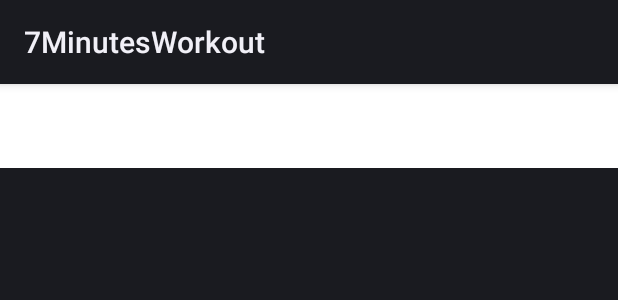
After one commit to kadun1/7MinutesWorkout, an Android app: the layout activity_history.xml on its own in the app's theme, with its tools: preview values and no code run, on a phone screen of 412 x 824 dp. The commit adds this screen. Shown: the top 300 px of the screen. Run offline under Robolectric (Android 15) with nearby library versions, the phone set to English and light mode, and no system bars.

Commit message:
7minuteworkout history activity

```diff
--- a/app/src/main/AndroidManifest.xml
+++ b/app/src/main/AndroidManifest.xml
@@ -20,6 +20,9 @@
         android:theme="@style/Theme.7MinutesWorkout"
         tools:targetApi="31">
         <activity
+            android:name=".HistoryActivity"
+            android:exported="false" />
+        <activity
             android:name=".BMIActivity"
             android:exported="false" />
         <activity
--- a/app/src/main/java/com/tutorials/a7minutesworkout/MainActivity.kt
+++ b/app/src/main/java/com/tutorials/a7minutesworkout/MainActivity.kt
@@ -26,6 +26,11 @@ class MainActivity : AppCompatActivity() {
             val intent = Intent(this, BMIActivity::class.java)
             startActivity(intent)
         }
+
+        binding?.flHistory?.setOnClickListener {
+            val intent = Intent(this, HistoryActivity::class.java)
+            startActivity(intent)
+        }
     }
 
     override fun onDestroy() {
--- /dev/null
+++ b/app/src/main/res/layout/activity_history.xml
@@ -0,0 +1,15 @@
+<?xml version="1.0" encoding="utf-8"?>
+<androidx.constraintlayout.widget.ConstraintLayout xmlns:android="http://schemas.android.com/apk/res/android"
+    xmlns:app="http://schemas.android.com/apk/res-auto"
+    xmlns:tools="http://schemas.android.com/tools"
+    android:layout_width="match_parent"
+    android:layout_height="match_parent"
+    tools:context=".HistoryActivity">
+    <androidx.appcompat.widget.Toolbar
+        android:id="@+id/toolbar_history_activity"
+        app:layout_constraintTop_toTopOf="parent"
+        android:layout_width="match_parent"
+        android:layout_height="?android:attr/actionBarSize"
+        android:background="#FFFFFF" />
+
+</androidx.constraintlayout.widget.ConstraintLayout>
```
Also changed, not shown: app/src/main/java/com/tutorials/a7minutesworkout/BMIActivity.kt (+57 -13 lines), app/src/main/java/com/tutorials/a7minutesworkout/HistoryActivity.kt (added, +25 -0 lines), app/src/main/res/layout/activity_main.xml (+37 -3 lines), app/src/main/res/drawable/ic_calendar.png (added).
